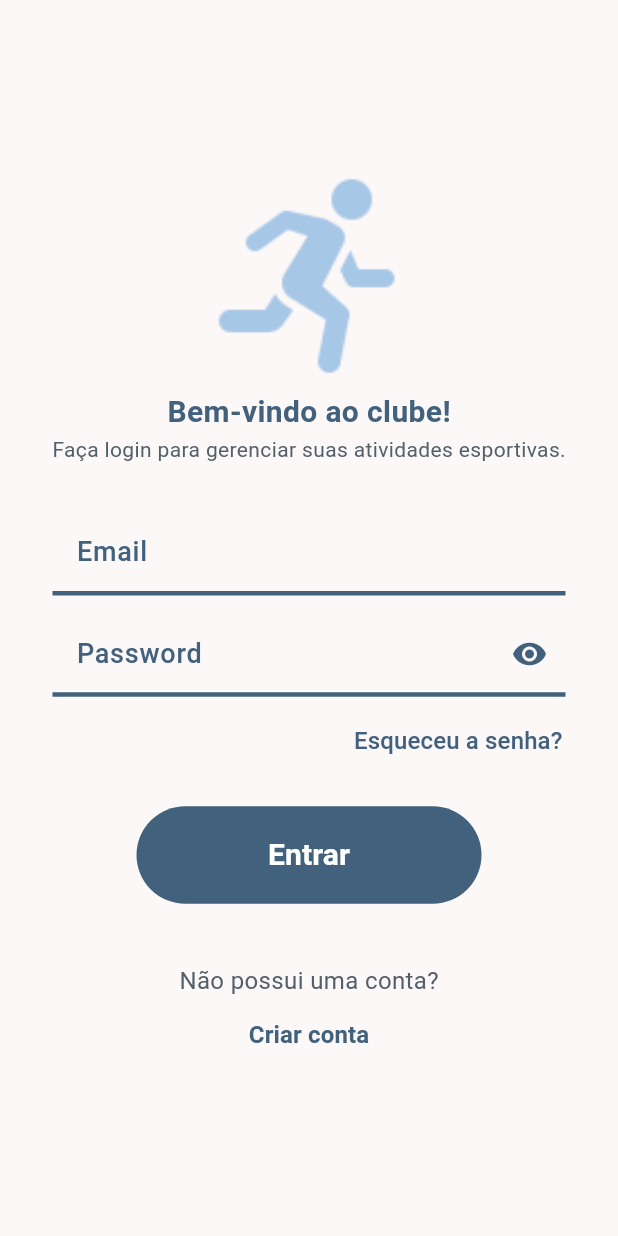
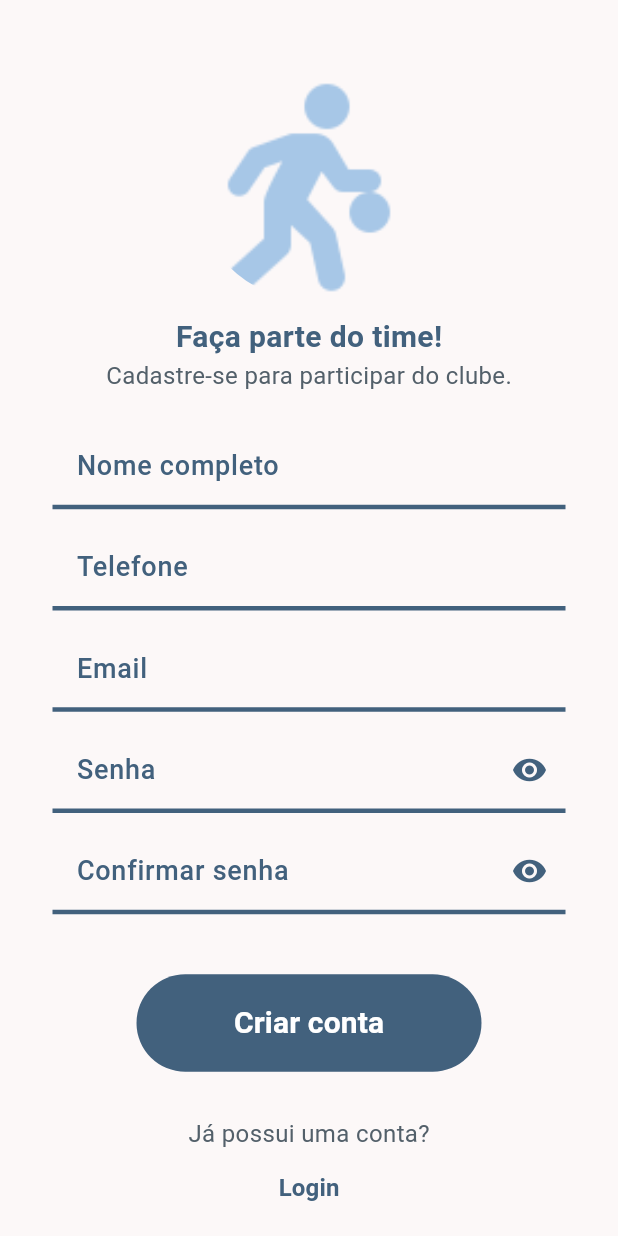
Before and after one commit to Danielsalesds/Sistema-de-Reservas-de-Quadra-Esportivas, a Flutter app: the screen it shows after launch, after a tap on "Criar conta", on a phone screen of 412 x 824 dp. Run offline on Flutter 3.47's test engine with Material 3 defaults, Android fonts, the phone set to English and light mode, and no system bars; our stand-ins replace google_fonts.

Commit message:
Tela de cadastro

```diff
--- a/lib/ui/pages/LoginPage.dart
+++ b/lib/ui/pages/LoginPage.dart
@@ -3,6 +3,8 @@ import 'package:clube/ui/widgets/CustomPasswordFormField.dart';
 import 'package:clube/ui/widgets/CustomTextFormField.dart';
 import 'package:flutter/cupertino.dart';
 import 'package:flutter/material.dart';
+
+import 'RegisterPage.dart';
 
 class LoginPage extends StatefulWidget{
   @override
@@ -29,6 +31,7 @@ class LoginPageState extends State<LoginPage>{
               ]
             ),
           ),
+          const SizedBox(height: 10,),
           Text("Bem-vindo ao clube!",
             style: TextStyle(
               color: Theme.of(context).colorScheme.primary,
@@ -39,7 +42,7 @@ class LoginPageState extends State<LoginPage>{
           Text("Faça login para gerenciar suas atividades esportivas.",
             style: TextStyle(
               color: Theme.of(context).colorScheme.tertiary,
-              fontSize: 14,
+              fontSize: 16,
             ),
           ),
           const SizedBox(height: 30,),
@@ -51,7 +54,7 @@ class LoginPageState extends State<LoginPage>{
           const SizedBox(height: 10,),
           const Row(
             children: [
-              Expanded(child: CustomPasswordFormField(labelText: "Password"),),
+              Expanded(child: CustomPasswordFormField(labelText: "Senha"),),
             ],
           ),
           const SizedBox(height: 5,),
@@ -73,7 +76,11 @@ class LoginPageState extends State<LoginPage>{
             ),
           ),
           Align(
-            child:TextButton(onPressed: notNull,
+            child:TextButton(
+              onPressed: (){
+              Navigator.push(context,
+              MaterialPageRoute(builder: (context)=> RegisterPage()));
+              },
               child: Text("Criar conta",
                 style: TextStyle(
                   fontSize: 16,
--- /dev/null
+++ b/lib/ui/pages/RegisterPage.dart
@@ -0,0 +1,111 @@
+import 'package:flutter/cupertino.dart';
+import 'package:flutter/material.dart';
+
+import '../widgets/CustomButton.dart';
+import '../widgets/CustomPasswordFormField.dart';
+import '../widgets/CustomTextFormField.dart';
+
+class RegisterPage extends StatefulWidget{
+  @override
+  State<StatefulWidget> createState() => RegisterPageState();
+
+}
+class RegisterPageState extends State<RegisterPage>{
+  void notNull(){
+    print("NotNull!");
+  }
+  @override
+  Widget build(BuildContext context) {
+    return Scaffold(
+      resizeToAvoidBottomInset: true,
+      body:
+          SingleChildScrollView(
+            child: Column( mainAxisAlignment: MainAxisAlignment.center,
+              children: [
+                const SizedBox(height: 50,),
+                Row(
+                    mainAxisAlignment: MainAxisAlignment.center,
+                    children: [
+                      Container(
+                        decoration: BoxDecoration(
+                          borderRadius: BorderRadius.circular(100),
+                        ),child:ClipOval(child:Image.asset('assets/basketball.png', width: 150,height: 150,fit: BoxFit.cover),),
+                      ),
+                    ]
+                ),
+                const SizedBox(height: 10,),
+                Text("Faça parte do time!",
+                  style: TextStyle(
+                      color: Theme.of(context).colorScheme.primary,
+                      fontWeight: FontWeight.bold,
+                      fontSize: 20
+                  ),
+                ),
+                Text("Cadastre-se para participar do clube.",
+                  style: TextStyle(
+                    color: Theme.of(context).colorScheme.tertiary,
+                    fontSize: 16,
+                  ),
+                ),
+                const SizedBox(height: 20,),
+                const Row(
+                  children: [
+                    Expanded(child: CustomTextFormField(label: "Nome completo"),),
+                  ],
+                ),
+                const SizedBox(height: 10,),
+                const Row(
+                  children: [
+                    Expanded(child: CustomTextFormField(label: "Telefone"),),
+                  ],
+                ),
+                const SizedBox(height: 10,),
+                const Row(
+                  children: [
+                    Expanded(child: CustomTextFormField(label: "Email"),),
+                  ],
+                ),
+                const SizedBox(height: 10,),
+                const Row(
+                  children: [
+                    Expanded(child: CustomPasswordFormField(labelText: "Senha"),),
+                  ],
+                ),
+                const SizedBox(height: 10,),
+                const Row(
+                  children: [
+                    Expanded(child: CustomPasswordFormField(labelText: "Confirmar senha"),),
+                  ],
+                ),
+                const SizedBox(height: 30,),
+                CustomButton(height: 85, width: 250, text: "Criar conta", onclick: notNull,),
+                const SizedBox(height: 20,),
+                Text("Já possui uma conta?",
+                  style: TextStyle(
+                    fontSize: 16,
+                    color: Theme.of(context).colorScheme.tertiary,
+                  ),
+                ),
+                Align(
+                  child:TextButton(
+                    onPressed: (){
+                      Navigator.push(context,
+                          MaterialPageRoute(builder: (context)=> RegisterPage()));
+                    },
+                    child: Text("Login",
+                      style: TextStyle(
+                        fontSize: 16,
+                        color: Theme.of(context).colorScheme.primary,
+                        fontWeight: FontWeight.bold,
+                      )
+                      ,)
+                    ,),
+                ),
+              ],
+            ),
+          )
+
+    );
+  }
+
+}
--- a/pubspec.yaml
+++ b/pubspec.yaml
@@ -68,6 +68,7 @@ flutter:
   #   - images/a_dot_ham.jpeg
   assets:
     - assets/running.png
+    - assets/basketball.png
   # An image asset can refer to one or more resolution-specific "variants", see
   # https://flutter.dev/to/resolution-aware-images
 
```
Also changed, not shown: assets/basketball.png (added).
